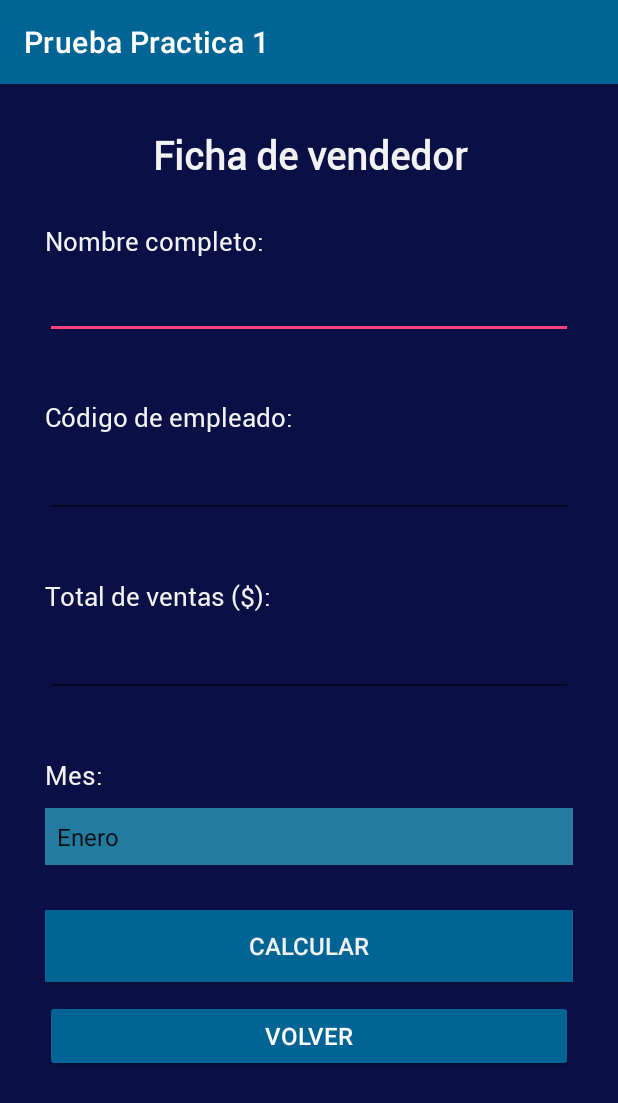
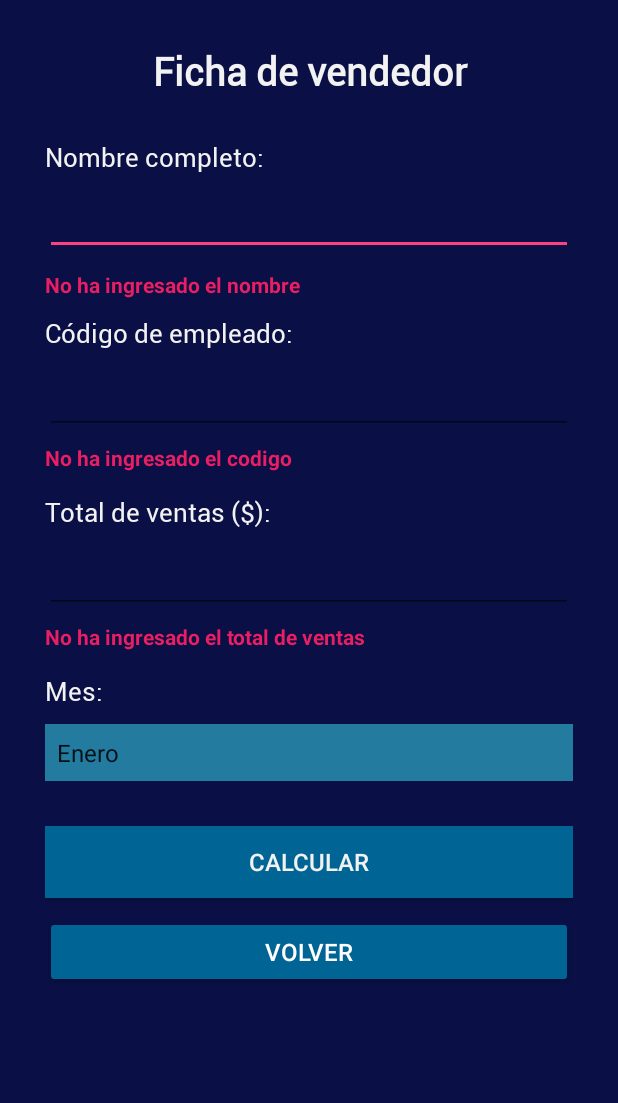
Before and after one commit to Ernest00/Prueba_Practica_1_DSM_LA181955_MA181956, an Android app: the screen it shows after launch (FichaVendedorActivity), after a tap on "CALCULAR", on a phone screen of 412 x 824 dp. Shown: the top 1103 px of the screen. Run offline under Robolectric (Android 15) with nearby library versions, the phone set to English and light mode, and no system bars.

Commit message:
Funcionamiento Ejercicio 2

```diff
--- a/PruebaPractica1DSM_LA181955_MA181956/app/src/main/AndroidManifest.xml
+++ b/PruebaPractica1DSM_LA181955_MA181956/app/src/main/AndroidManifest.xml
@@ -13,10 +13,11 @@
         tools:targetApi="31">
         <activity
             android:name=".DatosVendedorActivity"
-            android:exported="false" />
+            android:exported="false"/>
         <activity
             android:name=".FichaVendedorActivity"
-            android:exported="true">
+            android:exported="true"
+            android:theme="@style/Theme.PruebaPractica1DSM_LA181955_MA181956.NoActionBar">
             <intent-filter>
                 <action android:name="android.intent.action.MAIN" />
 
--- a/PruebaPractica1DSM_LA181955_MA181956/app/src/main/java/com/example/pruebapractica1dsm_la181955_ma181956/FichaVendedorActivity.kt
+++ b/PruebaPractica1DSM_LA181955_MA181956/app/src/main/java/com/example/pruebapractica1dsm_la181955_ma181956/FichaVendedorActivity.kt
@@ -1,5 +1,6 @@
 package com.example.pruebapractica1dsm_la181955_ma181956
 
+import android.content.Intent
 import androidx.appcompat.app.AppCompatActivity
 import android.os.Bundle
 import android.widget.ArrayAdapter
@@ -7,6 +8,7 @@ import android.widget.Button
 import android.widget.EditText
 import android.widget.Spinner
 import android.widget.TextView
+import org.w3c.dom.Text
 
 class FichaVendedorActivity : AppCompatActivity() {
     private lateinit var spinner: Spinner
@@ -16,6 +18,10 @@ class FichaVendedorActivity : AppCompatActivity() {
     private lateinit var txtCodigo : EditText
     private lateinit var txtTotalVenta : EditText
 
+    private lateinit var txtErrorNombre : TextView
+    private lateinit var txtErrorCodigo : TextView
+    private lateinit var txtErrorVentas : TextView
+
     override fun onCreate(savedInstanceState: Bundle?) {
         super.onCreate(savedInstanceState)
         setContentView(R.layout.activity_ficha_vendedor)
@@ -23,8 +29,11 @@ class FichaVendedorActivity : AppCompatActivity() {
         spinner = findViewById<Spinner>(R.id.listaMeses)
         btnCalcular = findViewById<Button>(R.id.btnCalcularFicha)
         txtNombre = findViewById<EditText>(R.id.txtNombre)
+        txtErrorNombre = findViewById<TextView>(R.id.txtErrorNombre)
         txtCodigo = findViewById<EditText>(R.id.txtCodigo)
+        txtErrorCodigo = findViewById<TextView>(R.id.txtErrorCodigo)
         txtTotalVenta = findViewById<EditText>(R.id.txtTotalVentas)
+        txtErrorVentas = findViewById<TextView>(R.id.txtErrorVentas)
 
         // Cargando el listado de meses desde un array de recursos al objeto spinner (dropdown)
         ArrayAdapter.createFromResource(
@@ -37,7 +46,33 @@ class FichaVendedorActivity : AppCompatActivity() {
         }
 
         btnCalcular.setOnClickListener {
+            if(txtNombre.text.toString().trim().isNotEmpty() && txtCodigo.text.toString().trim().isNotEmpty() && txtTotalVenta.text.toString().trim().isNotEmpty()){
+                var intent = Intent( this, DatosVendedorActivity::class.java)
+                intent.putExtra("nombre", txtNombre.text.toString())
+                intent.putExtra("codigo", txtCodigo.text.toString())
+                intent.putExtra("total", txtTotalVenta.text.toString())
+                intent.putExtra("mes", spinner.selectedItem.toString())
+                startActivity(intent)
+            }
 
+            if(txtNombre.text.toString().trim().isEmpty()){
+txtErrorNombre.setText("No ha ingresado el nombre")
+            }else{
+                txtErrorNombre.setText("")
+            }
+
+            if(txtCodigo.text.toString().trim().isEmpty()){
+                txtErrorCodigo.setText("No ha ingresado el codigo")
+            }else{
+                txtErrorCodigo.setText("")
+            }
+
+            if(txtTotalVenta.text.toString().trim().isEmpty()){
+                txtErrorVentas.setText("No ha ingresado el total de ventas")
+            }else{
+                txtErrorVentas.setText("")
+            }
         }
+
     }
 }
```
Also changed, not shown: PruebaPractica1DSM_LA181955_MA181956/app/src/main/java/com/example/pruebapractica1dsm_la181955_ma181956/DatosVendedorActivity.kt (+61 -0 lines).
